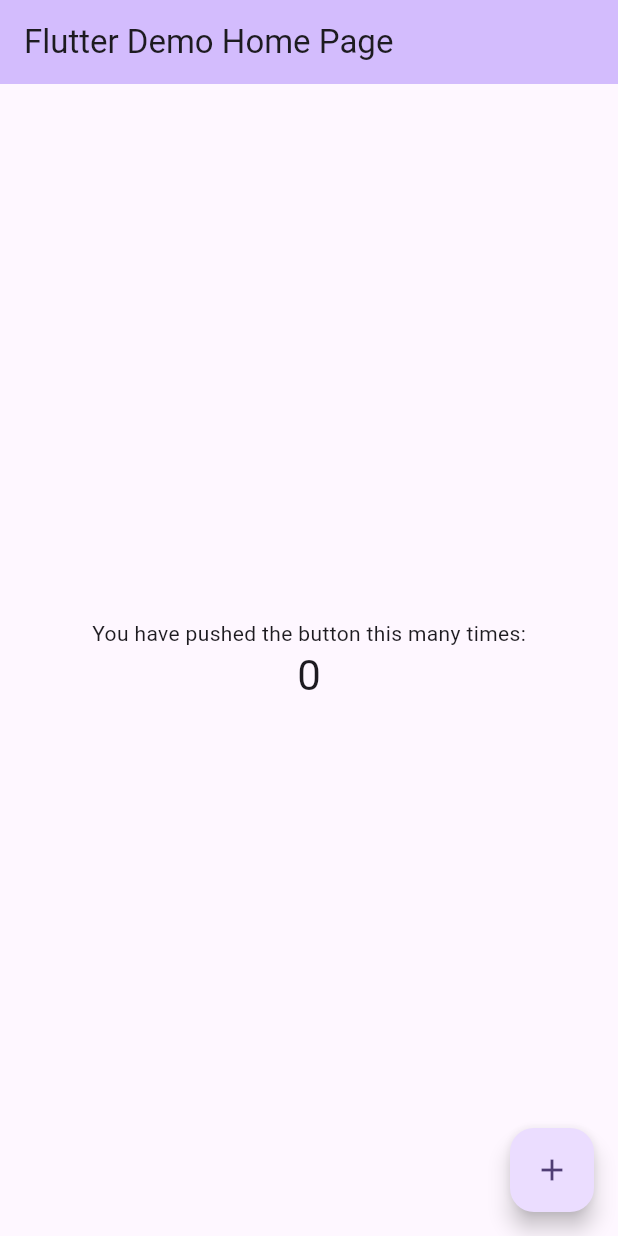
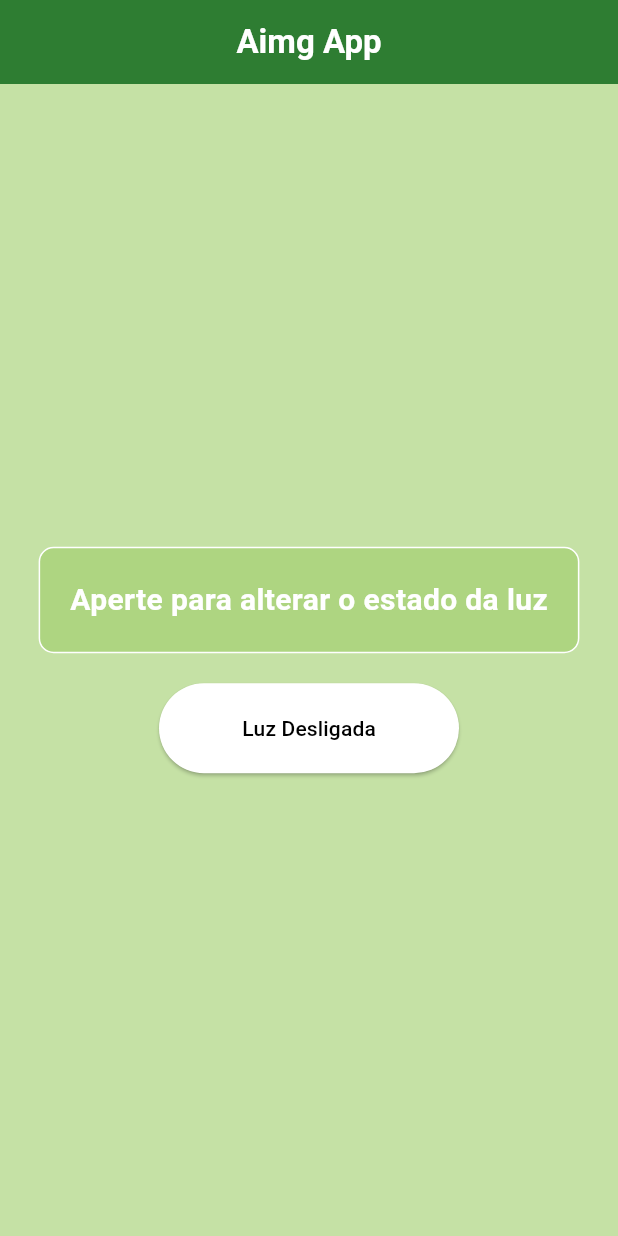
Before and after one commit to Jopei/Desafios, a Flutter app: the screen it shows after launch, on a phone screen of 412 x 824 dp. Run offline on Flutter 3.47's test engine with Material 3 defaults, Android fonts, the phone set to English and light mode, and no system bars; our stand-ins replace firebase_core; accounts and stored records are empty.

Commit message:
Atualização app

```diff
--- a/Desafio2/connect_plc/lib/main.dart
+++ b/Desafio2/connect_plc/lib/main.dart
@@ -1,69 +1,108 @@
 import 'package:flutter/material.dart';
+import 'package:firebase_core/firebase_core.dart';
 
 void main() {
   runApp(const MyApp());
 }
 
 class MyApp extends StatelessWidget {
-  const MyApp({super.key});
+  const MyApp({Key? key}) : super(key: key);
 
-  // This widget is the root of your application.
   @override
   Widget build(BuildContext context) {
     return MaterialApp(
-      title: 'Flutter Demo',
+      title: 'Aimg App',
       theme: ThemeData(
-        colorScheme: ColorScheme.fromSeed(seedColor: Colors.deepPurple),
+        scaffoldBackgroundColor: Colors.lightGreen[200],
+        appBarTheme: AppBarTheme(
+          backgroundColor: Colors.green[800],
+        ),
+        colorScheme: ColorScheme.fromSwatch(
+          primarySwatch: Colors.green,
+        ),
+        textTheme: TextTheme(
+          headline6: TextStyle(
+            color: Colors.white,
+            fontWeight: FontWeight.bold,
+          ),
+        ),
         useMaterial3: true,
       ),
-      home: const MyHomePage(title: 'Flutter Demo Home Page'),
+      home: const MyHomePage(title: 'Aimg App'),
     );
   }
 }
 
 class MyHomePage extends StatefulWidget {
-  const MyHomePage({super.key, required this.title});
+  const MyHomePage({Key? key, required this.title}) : super(key: key);
   final String title;
+
   @override
   State<MyHomePage> createState() => _MyHomePageState();
 }
 
 class _MyHomePageState extends State<MyHomePage> {
-  int _counter = 0;
+  bool _isTrue = true;
 
-  void _incrementCounter() {
+
+
+  void _toggleBoolean() {
     setState(() {
-      _counter++;
+      _isTrue = !_isTrue;
     });
   }
+
 
   @override
   Widget build(BuildContext context) {
     return Scaffold(
       appBar: AppBar(
-        backgroundColor: Theme.of(context).colorScheme.inversePrimary,
-        title: Text(widget.title),
+        title: Text(
+          widget.title,
+          style: Theme.of(context).textTheme.headline6,
+        ),
+        centerTitle: true,
       ),
       body: Center(
-
         child: Column(
           mainAxisAlignment: MainAxisAlignment.center,
           children: <Widget>[
-            const Text(
-              'You have pushed the button this many times:',
+            Container(
+              padding: EdgeInsets.all(20),
+              decoration: BoxDecoration(
+                color: Colors.lightGreen[300],
+                borderRadius: BorderRadius.circular(10),
+                border: Border.all(color: Colors.white),
+              ),
+              child: Text(
+                'Aperte para alterar o estado da luz',
+                style: TextStyle(
+                  fontSize: 20,
+                  fontWeight: FontWeight.bold,
+                  color: Colors.white,
+                ),
+              ),
             ),
-            Text(
-              '$_counter',
-              style: Theme.of(context).textTheme.headlineMedium,
+            SizedBox(height: 20),
+            SizedBox(
+              width: 200,
+              height: 60,
+              child: ElevatedButton(
+                onPressed: _toggleBoolean,
+                style: ElevatedButton.styleFrom(
+                  primary: _isTrue ? Colors.white : Colors.black,
+                ),
+                child: Text(
+                  _isTrue ? 'Luz Desligada' : 'Luz Ligada',
+                  style: TextStyle(
+                    color: _isTrue ? Colors.black : Colors.white,
+                  ),
+                ),
+              ),
             ),
           ],
         ),
       ),
-      floatingActionButton: FloatingActionButton(
-        onPressed: _incrementCounter,
-        tooltip: 'Increment',
-        child: const Icon(Icons.add),
-      ),
     );
   }
 }
```
Also changed, not shown: Desafio2/connect_plc/pubspec.yaml (+4 -4 lines), Desafio2/connect_plc/pubspec.lock, 3 other files.
